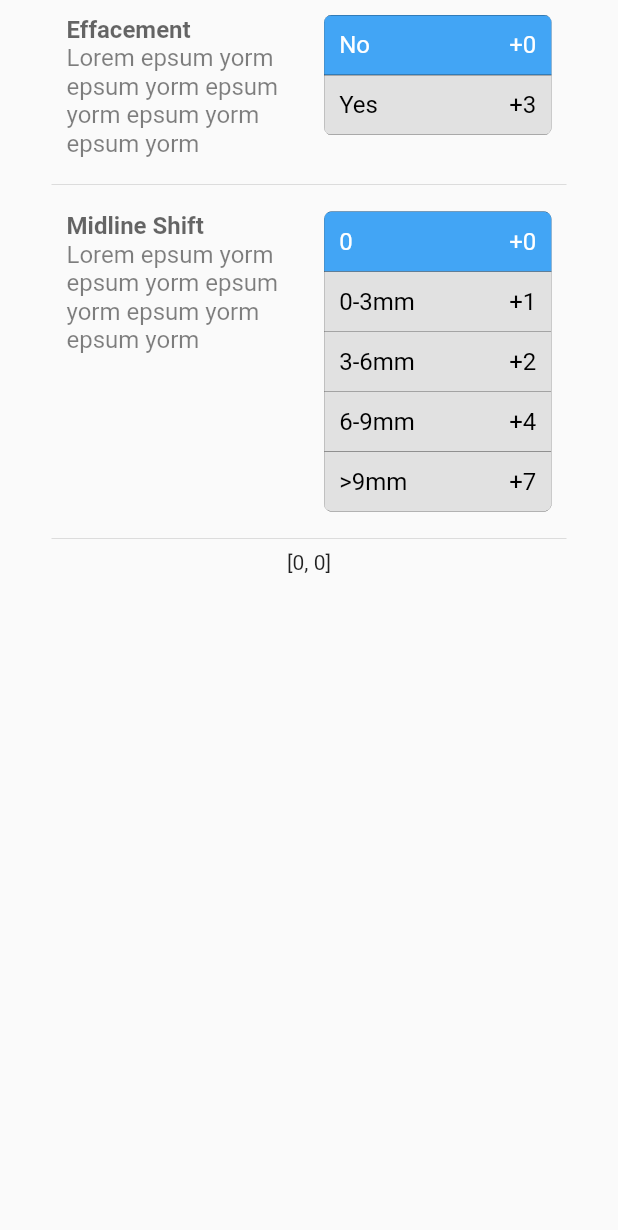
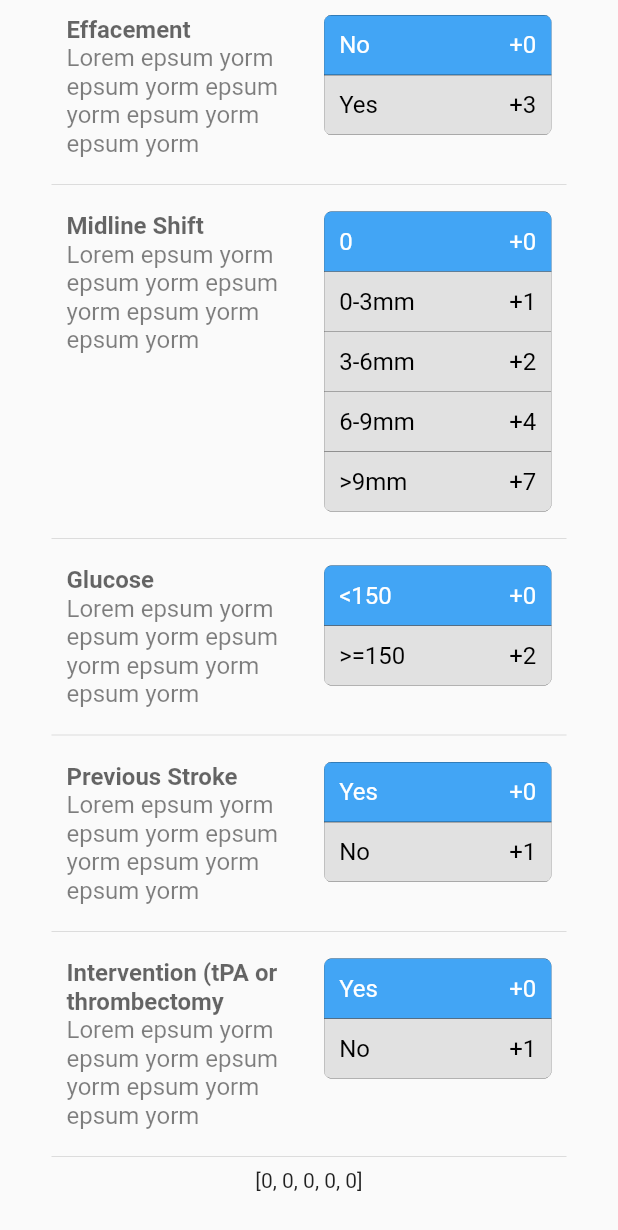
Before and after one commit to luconti/edemascore, a Flutter app: the screen it shows after launch, on a phone screen of 412 x 824 dp. Shown: the top 1230 px of the screen. Run offline on Flutter 3.47's test engine with Material 2 defaults, Android fonts, the phone set to English and light mode, and no system bars; Roboto replaces fonts that are missing (OpenSans).

Commit message:
fill out the table

```diff
--- a/lib/widgets/components.dart
+++ b/lib/widgets/components.dart
@@ -21,7 +21,31 @@ List<ComponentInput> components = [
       ComponentOptionInput(title: "6-9mm", score: 4),
       ComponentOptionInput(title: ">9mm", score: 7),
     ],
-  )
+  ),
+  ComponentInput(
+    title: "Glucose",
+    description: "Lorem epsum yorm epsum yorm epsum yorm epsum yorm epsum yorm",
+    options: [
+      ComponentOptionInput(title: "<150", score: 0),
+      ComponentOptionInput(title: ">=150", score: 2),
+    ],
+  ),
+  ComponentInput(
+    title: "Previous Stroke",
+    description: "Lorem epsum yorm epsum yorm epsum yorm epsum yorm epsum yorm",
+    options: [
+      ComponentOptionInput(title: "Yes", score: 0),
+      ComponentOptionInput(title: "No", score: 1),
+    ],
+  ),
+  ComponentInput(
+    title: "Intervention (tPA or thrombectomy",
+    description: "Lorem epsum yorm epsum yorm epsum yorm epsum yorm epsum yorm",
+    options: [
+      ComponentOptionInput(title: "Yes", score: 0),
+      ComponentOptionInput(title: "No", score: 1),
+    ],
+  ),
 ];
 
 class Components extends StatefulWidget {
```
